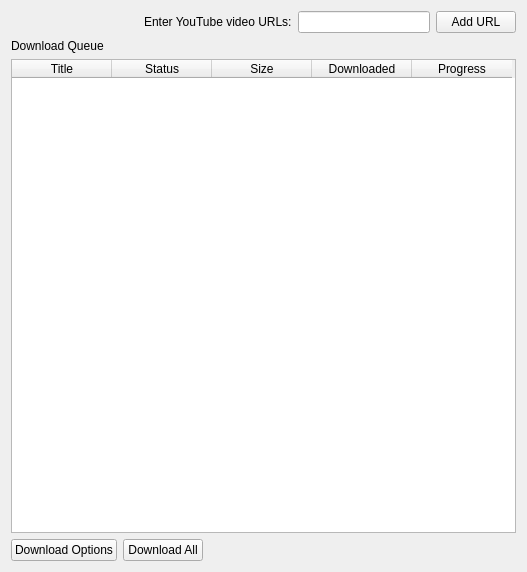
The window that app/ui/main_window_2.0.ui (regisgambiza/YouTube_video_downloader_2.0) describes before a commit, drawn with Qt 5.
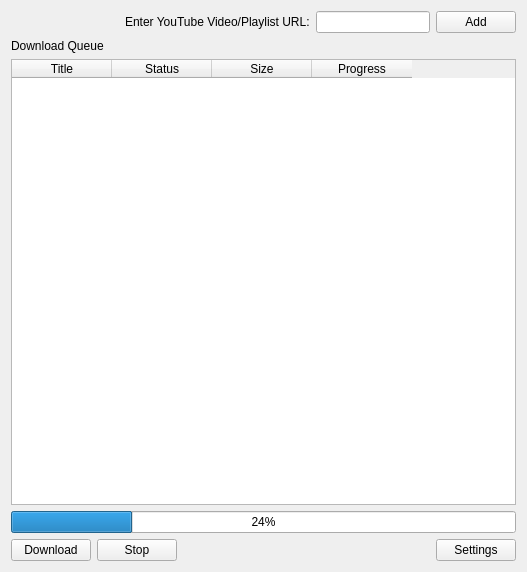
The same window after the commit.

The edit to the form file:
```diff
--- a/app/ui/main_window_2.0.ui
+++ b/app/ui/main_window_2.0.ui
@@ -38,7 +38,7 @@
      <item>
       <widget class="QLabel" name="urlLabel">
        <property name="text">
-        <string>Enter YouTube video URLs:</string>
+        <string>Enter YouTube Video/Playlist URL:</string>
        </property>
       </widget>
      </item>
@@ -48,7 +48,7 @@
      <item>
       <widget class="QPushButton" name="addUrlButton">
        <property name="text">
-        <string>Add URL</string>
+        <string>Add</string>
        </property>
       </widget>
      </item>
@@ -78,11 +78,6 @@
        <string>Size</string>
       </property>
      </column>
-     <column>
-      <property name="text">
-       <string>Downloaded</string>
-      </property>
-     </column>
      <column>
       <property name="text">
        <string>Progress</string>
@@ -90,19 +85,26 @@
      </column>
     </widget>
    </item>
+   <item>
+    <widget class="QProgressBar" name="progressBar">
+     <property name="value">
+      <number>24</number>
+     </property>
+    </widget>
+   </item>
    <item>
     <layout class="QHBoxLayout" name="optionsLayout">
-     <item>
-      <widget class="QPushButton" name="downloadOptionsButton">
-       <property name="text">
-        <string>Download Options</string>
-       </property>
-      </widget>
-     </item>
      <item>
       <widget class="QPushButton" name="downloadAllButton">
        <property name="text">
-        <string>Download All</string>
+        <string>Download</string>
+       </property>
+      </widget>
+     </item>
+     <item>
+      <widget class="QPushButton" name="pushButton">
+       <property name="text">
+        <string>Stop</string>
        </property>
       </widget>
      </item>
@@ -119,6 +121,13 @@
        </property>
       </spacer>
      </item>
+     <item>
+      <widget class="QPushButton" name="downloadOptionsButton">
+       <property name="text">
+        <string>Settings</string>
+       </property>
+      </widget>
+     </item>
     </layout>
    </item>
   </layout>
```
